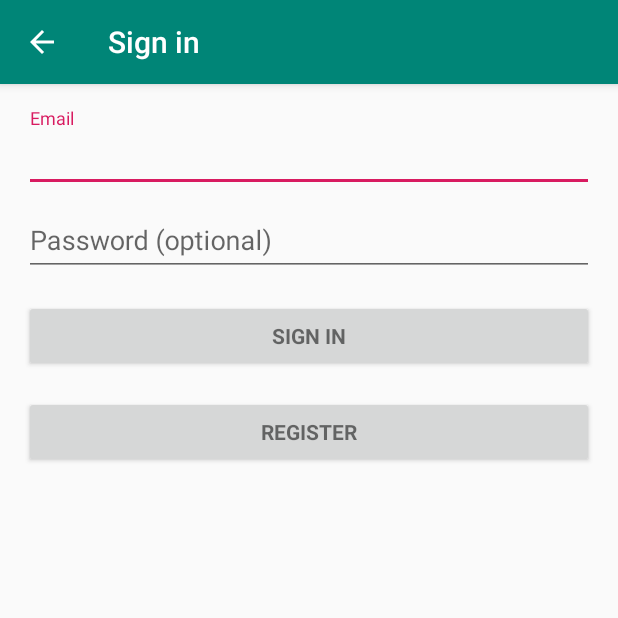
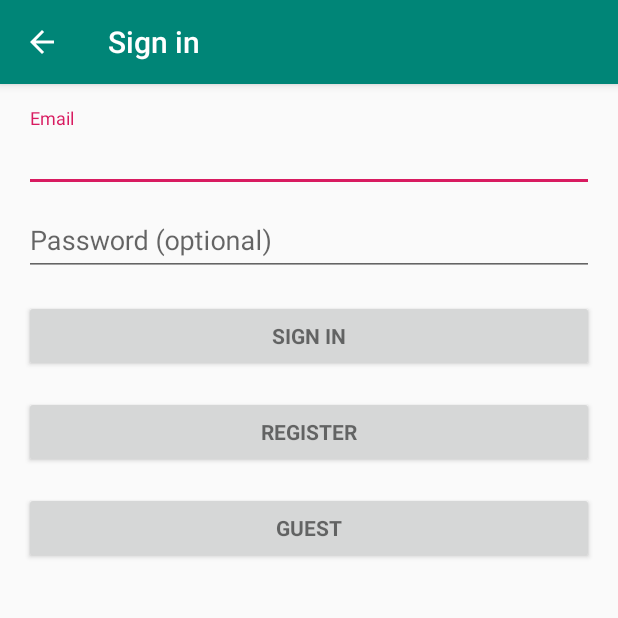
Before and after one commit to kmacitelli/Study-Spaces-OSU, an Android app: the screen it shows after launch (LoginActivity), on a phone screen of 412 x 824 dp, the top half of it. Run offline under Robolectric (Android 15) with nearby library versions, the phone set to English and light mode, and no system bars; our stand-ins replace Firebase (no records; nobody signed in at launch, a user with empty details on screens opened directly); 2 statements that could not run were skipped.

Commit message:
added possible login with guest button
button does nothing as of now but will possibly in the future if we want to let guests use the app. we would need to change a lot so it might not be worth it

```diff
--- a/app/src/main/res/layout/activity_login.xml
+++ b/app/src/main/res/layout/activity_login.xml
@@ -81,6 +81,14 @@
                 android:layout_marginTop="16dp"
                 android:text="@string/action_register"
                 android:textStyle="bold" />
+            <Button
+                android:id="@+id/guest_button"
+                style="?android:textAppearanceSmall"
+                android:layout_width="match_parent"
+                android:layout_height="wrap_content"
+                android:layout_marginTop="16dp"
+                android:text="GUEST"
+                android:textStyle="bold" />
 
         </LinearLayout>
     </ScrollView>
```
